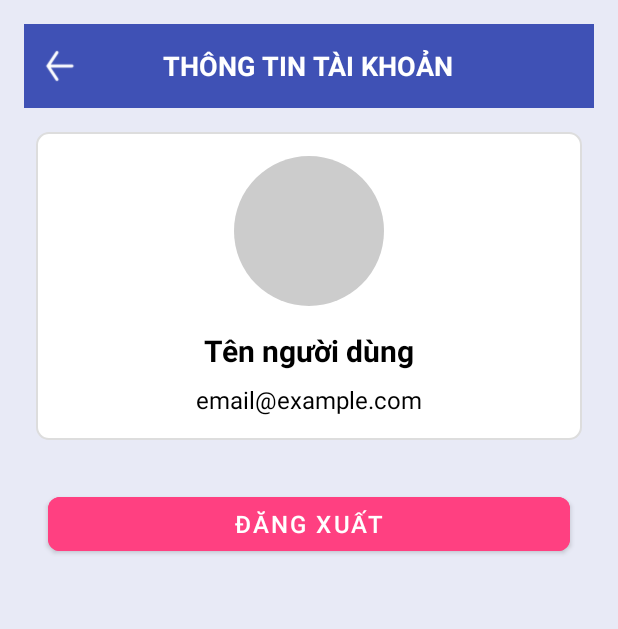
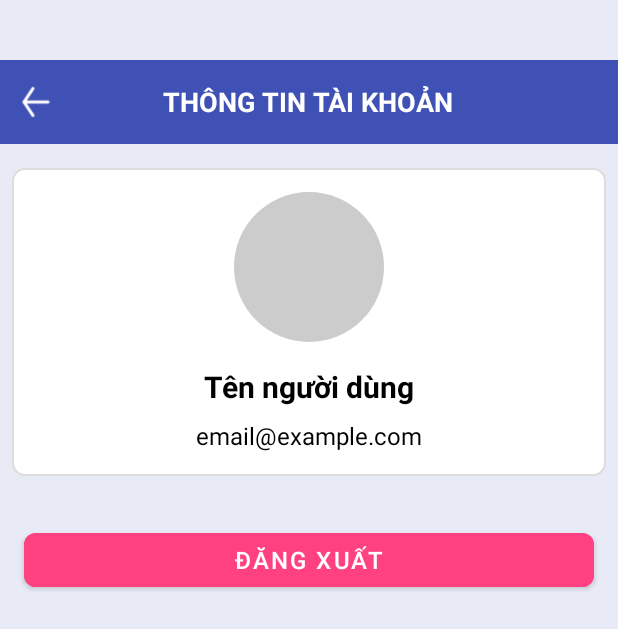
Before and after one commit to KhangLe1603/Electronicsaleshandbook, an Android app: the layout activity_account.xml on its own in the app's theme, with its tools: preview values and no code run, on a phone screen of 412 x 824 dp. Shown: the top 629 px of the screen. Run offline under Robolectric (Android 15) with nearby library versions, the phone set to English and light mode, and no system bars.

Commit message:
Thêm chức năng đăng nhập và xem tk v2

```diff
--- a/app/src/main/AndroidManifest.xml
+++ b/app/src/main/AndroidManifest.xml
@@ -44,6 +44,10 @@
         <activity
             android:name=".ui.AddCustomer"
             android:exported="true" />
+        <activity
+            android:name=".ui.AccountActivity"
+            android:exported="false" />
+
     </application>
 
 </manifest>
--- a/app/src/main/res/layout/activity_account.xml
+++ b/app/src/main/res/layout/activity_account.xml
@@ -6,7 +6,7 @@
     android:layout_height="match_parent"
     android:orientation="vertical"
     android:background="#E8EAF6"
-    android:padding="16dp"
+    android:paddingTop="40dp"
     tools:context=".ui.AccountActivity">
 
     <!-- Thanh tiêu đề -->
```
